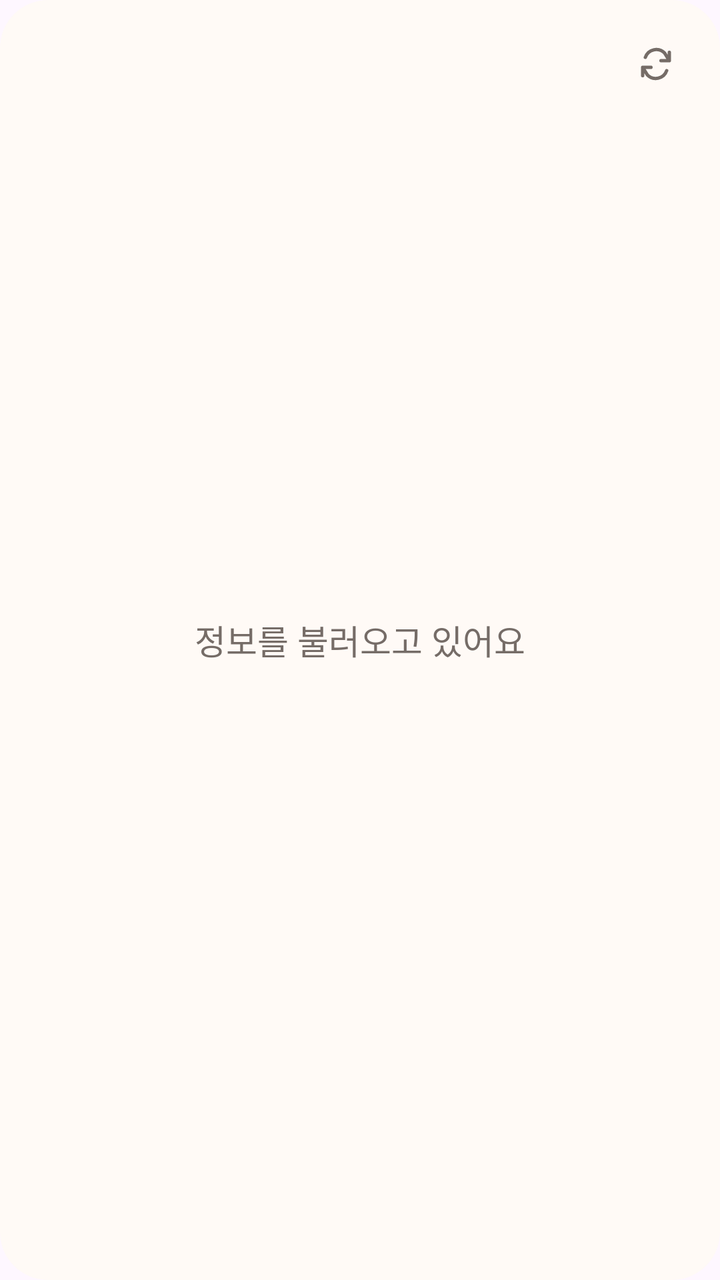
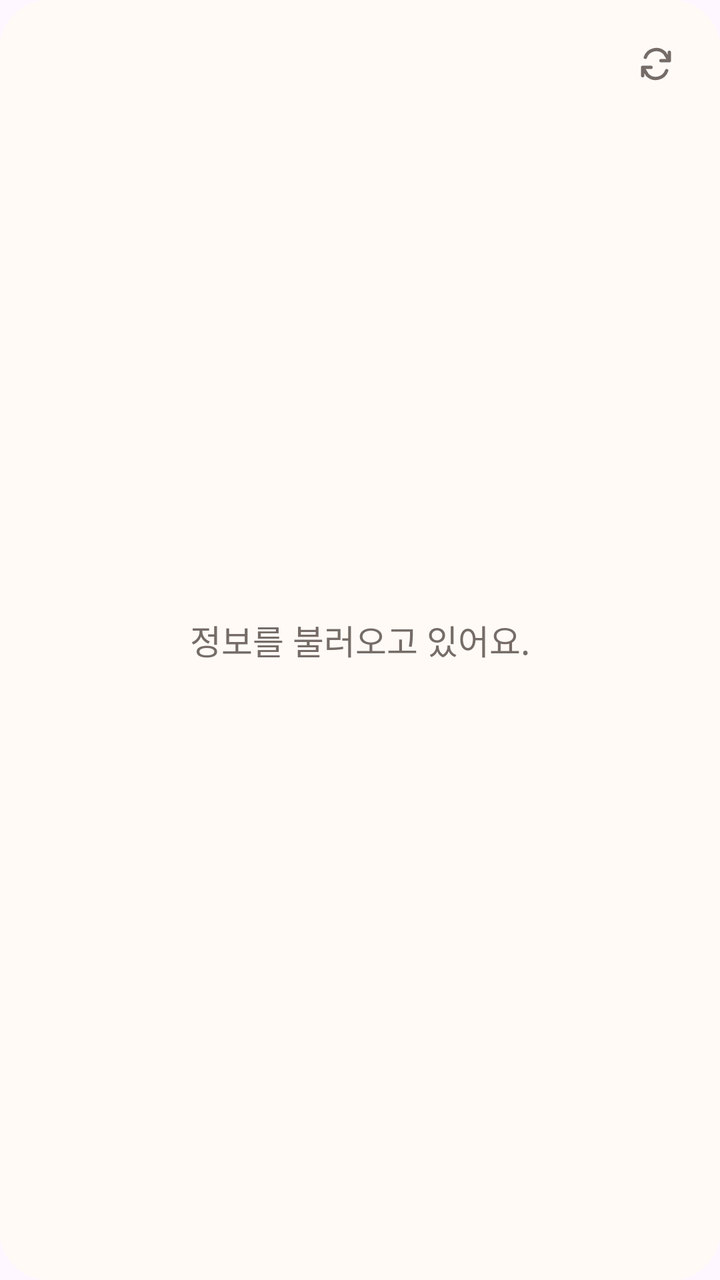

The first picture is an Android layout as it rendered before a commit; the second is the same layout after the commit. The layout source and the unified diff follow.
<!-- AndroidManifest.xml: application theme Theme.hongsi -->
<!-- res/layout/widget_status.xml -->
<?xml version='1.0' encoding='utf-8'?>
<FrameLayout xmlns:android="http://schemas.android.com/apk/res/android" android:id="@+id/widget_root" android:layout_width="match_parent" android:layout_height="match_parent" android:padding="12dp" android:background="@drawable/widget_attendance_background">
  <TextView android:layout_width="match_parent" android:layout_height="match_parent" android:id="@+id/widget_empty" android:text="정보를 불러오고 있어요" android:textSize="17sp" android:textColor="@color/widget_muted" android:includeFontPadding="false" android:gravity="center" android:padding="20dp" android:maxLines="3" />
  <FrameLayout android:layout_width="40dp" android:layout_height="40dp" android:id="@+id/widget_refresh" android:contentDescription="새로고침" android:layout_gravity="top|end">
    <ImageView android:layout_width="match_parent" android:layout_height="match_parent" android:id="@+id/refresh_icon" android:padding="10dp" android:src="@drawable/ic_widget_refresh" android:tint="@color/widget_muted" android:importantForAccessibility="no" />
    <ProgressBar android:layout_width="match_parent" android:layout_height="match_parent" android:id="@+id/refresh_spinner" android:padding="10dp" android:indeterminate="true" android:indeterminateOnly="true" android:indeterminateDrawable="@drawable/widget_refresh_spin" android:indeterminateTint="@color/widget_muted" android:indeterminateDuration="650" android:interpolator="@android:anim/linear_interpolator" android:visibility="gone" android:importantForAccessibility="no" />
  </FrameLayout>
</FrameLayout>
<!-- resources referenced by this layout -->
<resources>
  <color name="widget_muted">#756C67</color>
  <!-- drawable ic_widget_refresh (drawable) -->
  <vector xmlns:android="http://schemas.android.com/apk/res/android" android:width="24dp" android:height="24dp" android:viewportWidth="24" android:viewportHeight="24">
      <path android:fillColor="@android:color/transparent" android:strokeColor="@color/widget_text" android:strokeWidth="2" android:strokeLineCap="round" android:strokeLineJoin="round" android:pathData="M20,5v5h-5 M4,19v-5h5 M5.6,8a7,7 0,0 1,11.55,-2.6L20,10 M4,14l2.85,4.6A7,7 0,0 0,18.4,16" />
  </vector>
  <!-- drawable widget_attendance_background (drawable) -->
  <?xml version="1.0" encoding="utf-8"?>
  <shape xmlns:android="http://schemas.android.com/apk/res/android">
      <solid android:color="@color/widget_background" />
      <corners android:radius="24dp" />
  </shape>
  <!-- drawable widget_refresh_spin (drawable) -->
  <rotate xmlns:android="http://schemas.android.com/apk/res/android" android:drawable="@drawable/ic_widget_refresh" android:fromDegrees="0" android:toDegrees="360" android:pivotX="50%" android:pivotY="50%" />
  <style name="Theme.hongsi" parent="Theme.Material3.DayNight.NoActionBar">
          
      </style>
  <color name="widget_text">#292321</color>
  <color name="widget_background">#FFFAF6</color>
</resources>

<!-- the commit's change to res/layout/widget_status.xml (unified diff, before → after) -->
@@ -1,6 +1,6 @@
 <?xml version='1.0' encoding='utf-8'?>
 <FrameLayout xmlns:android="http://schemas.android.com/apk/res/android" android:id="@+id/widget_root" android:layout_width="match_parent" android:layout_height="match_parent" android:padding="12dp" android:background="@drawable/widget_attendance_background">
-  <TextView android:layout_width="match_parent" android:layout_height="match_parent" android:id="@+id/widget_empty" android:text="정보를 불러오고 있어요" android:textSize="17sp" android:textColor="@color/widget_muted" android:includeFontPadding="false" android:gravity="center" android:padding="20dp" android:maxLines="3" />
+  <TextView android:layout_width="match_parent" android:layout_height="match_parent" android:id="@+id/widget_empty" android:text="정보를 불러오고 있어요." android:textSize="17sp" android:textColor="@color/widget_muted" android:includeFontPadding="false" android:gravity="center" android:padding="20dp" android:maxLines="3" />
   <FrameLayout android:layout_width="40dp" android:layout_height="40dp" android:id="@+id/widget_refresh" android:contentDescription="새로고침" android:layout_gravity="top|end">
     <ImageView android:layout_width="match_parent" android:layout_height="match_parent" android:id="@+id/refresh_icon" android:padding="10dp" android:src="@drawable/ic_widget_refresh" android:tint="@color/widget_muted" android:importantForAccessibility="no" />
     <ProgressBar android:layout_width="match_parent" android:layout_height="match_parent" android:id="@+id/refresh_spinner" android:padding="10dp" android:indeterminate="true" android:indeterminateOnly="true" android:indeterminateDrawable="@drawable/widget_refresh_spin" android:indeterminateTint="@color/widget_muted" android:indeterminateDuration="650" android:interpolator="@android:anim/linear_interpolator" android:visibility="gone" android:importantForAccessibility="no" />
